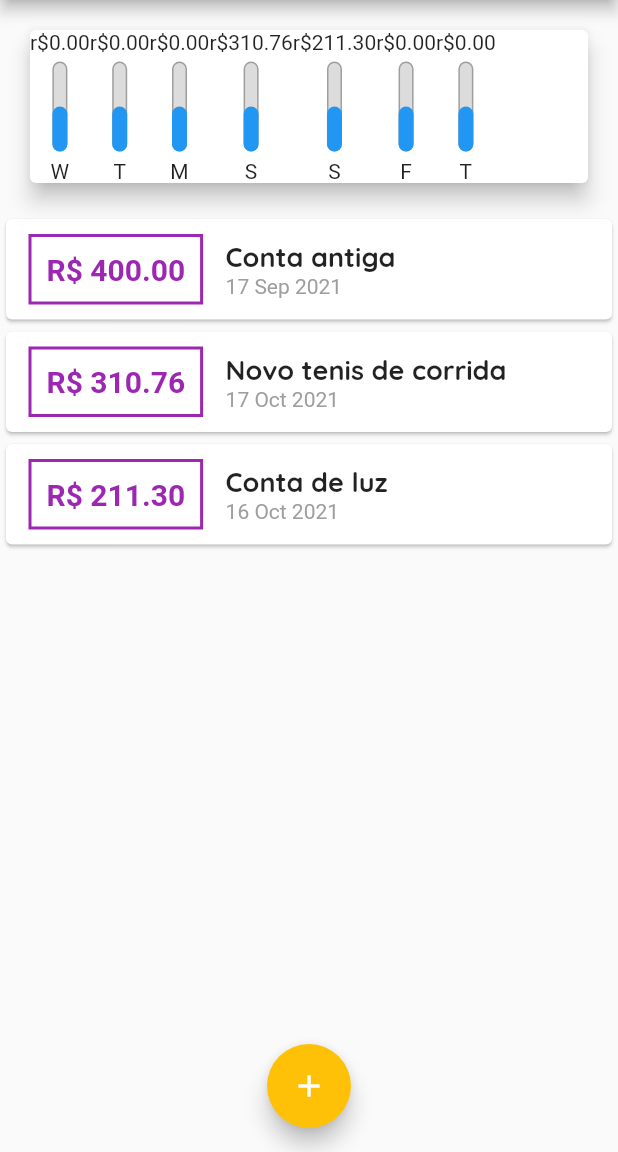
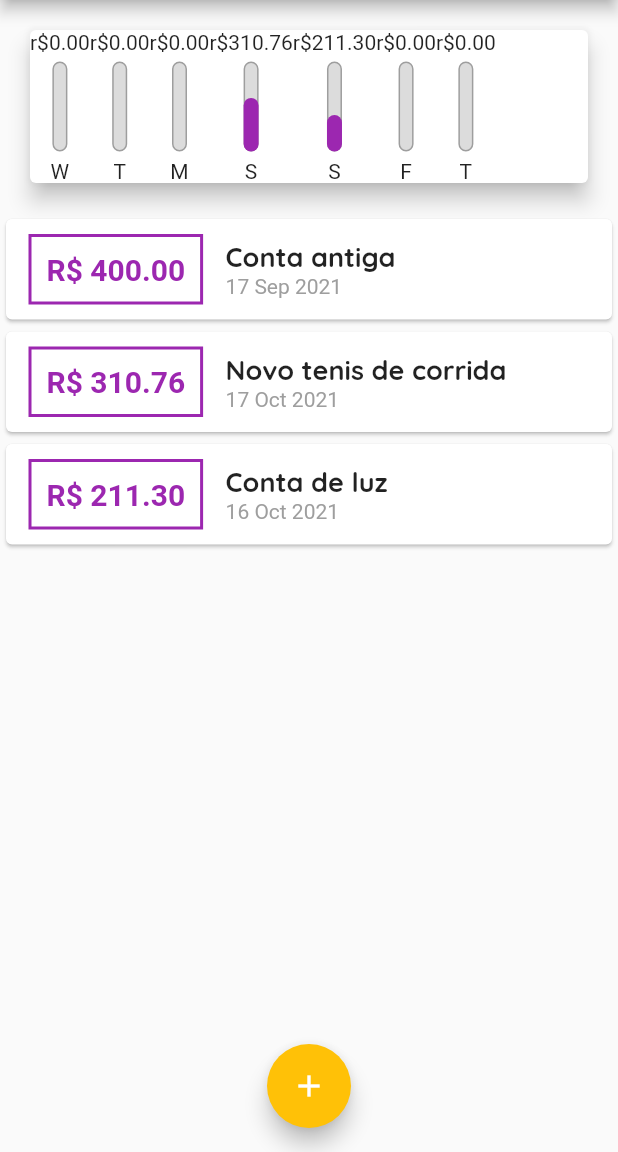
Before and after one commit to jccallves-developer/expenses, a Flutter app: the screen it shows after launch, on a phone screen of 412 x 824 dp, the part 84-1236 px from its top. Run offline on Flutter 3.47's test engine with Material 2 defaults, Android fonts, the phone set to English and light mode, and no system bars.

Commit message:
#Aula128 - Usando Chart Widget

```diff
--- a/lib/components/chart.dart
+++ b/lib/components/chart.dart
@@ -36,9 +36,14 @@ class Chart extends StatelessWidget {
     });
   }
 
+  double get _weekTotalValue {
+    return groupedTransactions.fold(0.0, (sum, tr) {
+      return sum + double.parse(tr['value'].toString());
+    });
+  }
+
   @override
   Widget build(BuildContext context) {
-    groupedTransactions;
     return Card(
       elevation: 6,
       margin: EdgeInsets.all(20),
@@ -47,7 +52,7 @@ class Chart extends StatelessWidget {
           return ChartBar(
             label: tr['day'].toString(),
             value: double.parse(tr['value'].toString()),
-            percentage: 0.5,
+            percentage: (tr['value'] as double) / _weekTotalValue,
           );
         }).toList(),
       ),
--- a/lib/components/chart_bar.dart
+++ b/lib/components/chart_bar.dart
@@ -39,7 +39,7 @@ class ChartBar extends StatelessWidget {
                 heightFactor: percentage,
                 child: Container(
                   decoration: BoxDecoration(
-                    color: Theme.of(context).primaryColor,
+                    color: Theme.of(context).colorScheme.primary,
                     borderRadius: BorderRadius.circular(5),
                   ),
                 ),
```
